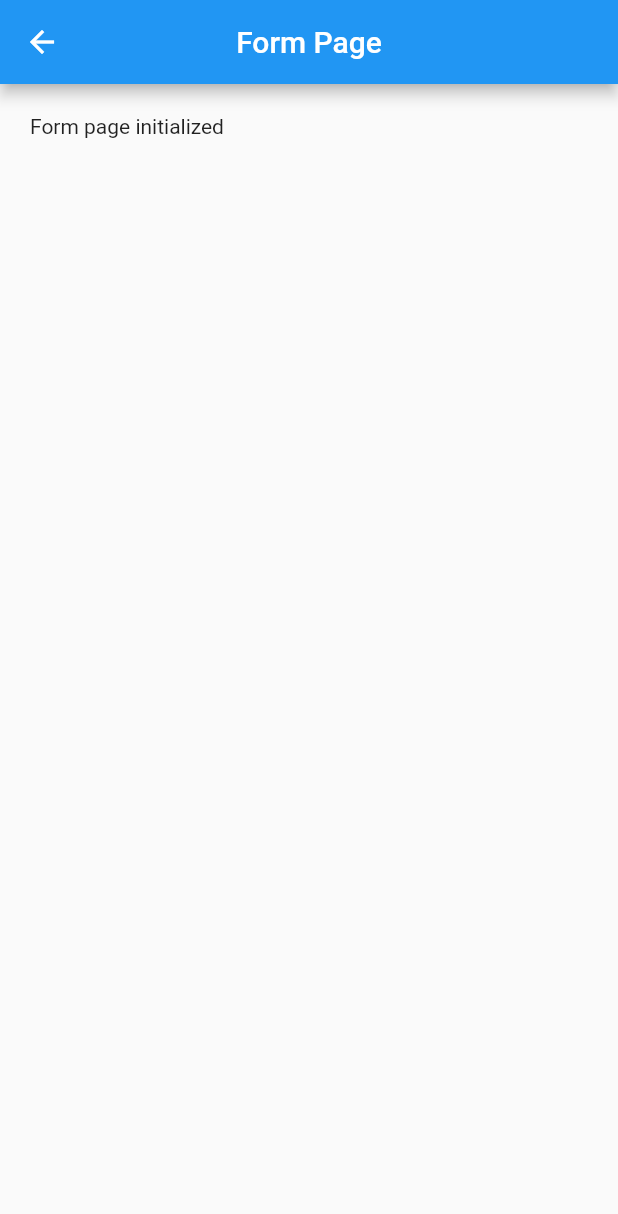
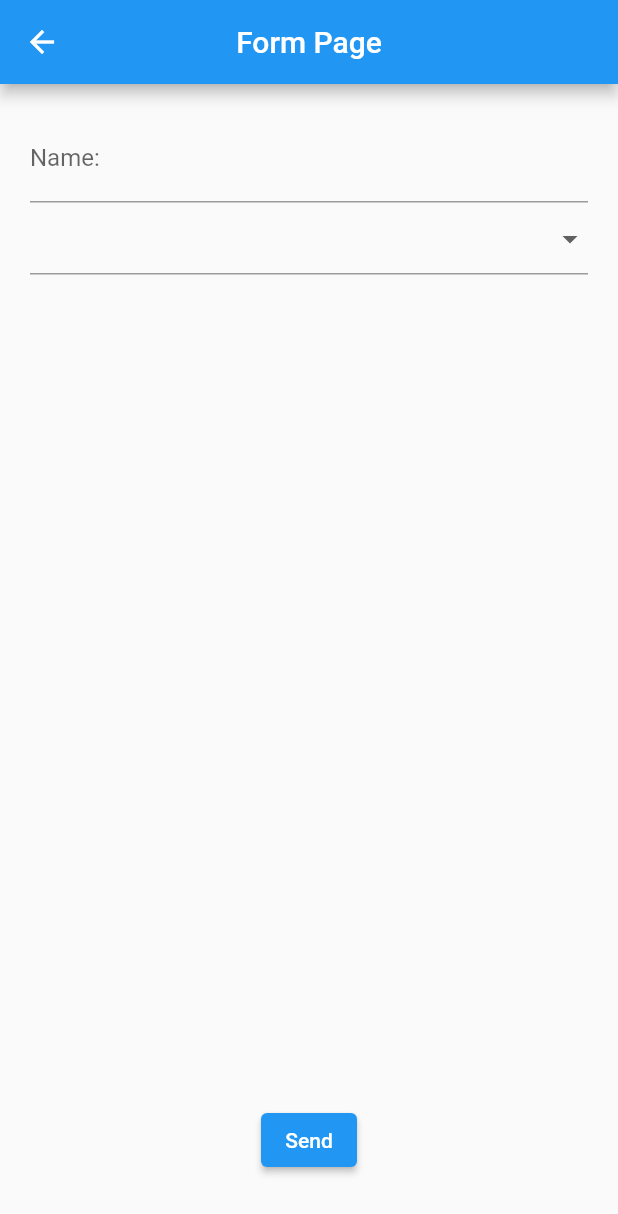
Before and after one commit to umutakpinar/flutter_demo, a Flutter app: the FormPage screen opened directly, on a phone screen of 412 x 824 dp. Shown: the top 1214 px of the screen. Run offline on Flutter 3.47's test engine with Material 2 defaults, Android fonts, the phone set to English and light mode, and no system bars.

Commit message:
FormPage completed.

```diff
--- a/lib/View/FormPageView.dart
+++ b/lib/View/FormPageView.dart
@@ -1,4 +1,5 @@
 import "package:flutter/material.dart";
+import 'package:flutter_demo/util/WidgetSize.dart';
 
 class FormPage extends StatefulWidget {
   const FormPage({Key? key}) : super(key: key);
@@ -8,6 +9,13 @@ class FormPage extends StatefulWidget {
 }
 
 class _FormPageState extends State<FormPage> {
+  final GlobalKey<FormState> _formGlobalKey = GlobalKey();
+
+  String textFieldText = "";
+
+  List<String> dropwDownMenuList = ["A","B","C","D","E","F","G","H"];
+  String? selectedListItem;
+
   @override
   Widget build(BuildContext context) {
     return Scaffold(
@@ -17,14 +25,79 @@ class _FormPageState extends State<FormPage> {
             "Form Page",
           ),
         ),
-      body: SingleChildScrollView(
+        body: Container(
           padding: const EdgeInsets.all(20),
+          child: Column(children: [
+            Expanded(
+              child: SingleChildScrollView(
+                child: Form(
+                    key: _formGlobalKey,
                     child: Column(
-          children: const [
-            Text("Form page initialized"),
+                      children: [
+                        TextFormField(
+                          initialValue: textFieldText,
+                          decoration: const InputDecoration(
+                            label: Text("Name:"),
+                            hintText: "John Doe"
+                          ),
+                          onChanged: (updatedText){
+                            setState(() {
+                              textFieldText = updatedText;
+                            });
+                          },
+                          validator: (value){
+                            if(value != null){
+                              if(value.isEmpty){
+                                return "At least insert a character please.";
+                              }else{
+                                return null; //Everything ok return null
+                              }
+                            }else{
+                              return "It cant be null probably you have never seen this message but I have wrote it anyway :)";
+                            }
+                          },
+                        ),
+                        DropdownButtonFormField(
+                            value: selectedListItem,
+                            items: dropwDownMenuList.map(
+                                  (e) => DropdownMenuItem(
+                                      value: e,
+                                      child: Text(e),
+                                  ),).toList(),
+                            onChanged: (value){
+                              setState(() {
+                                selectedListItem = value;
+                              });
+                            },
+                          validator: (value) {
+                            if(value != null){
+                              if(dropwDownMenuList.contains(value)){
+                                return null; //if its in the list there are no problem return null
+                              }else{
+                                //but if its not in the list probably something gone wrong maybe the user haven't selected anything.
+                                return "You need to select one of them";
+                              }
+                            }else{
+                              return "It can't be null\nYou need to choose something from the list";
+                            }
+                          },
+                        ),
                       ],
+                    )),
               ),
             ),
-    );
+            Padding(
+              padding: const EdgeInsets.all(20),
+              child: ElevatedButton( onPressed: () {
+                final isValidationSuccess = _formGlobalKey.currentState?.validate();
+                if(isValidationSuccess == true){
+                    ScaffoldMessenger.of(context).showSnackBar(const SnackBar(content: Text("Saved!")));
+                }
+              },
+                child: const Text("Send"),
+              ),
+            )
+          ]),
+        ));
   }
 }
```
Lines whose indentation alone changed are shown as unchanged.
